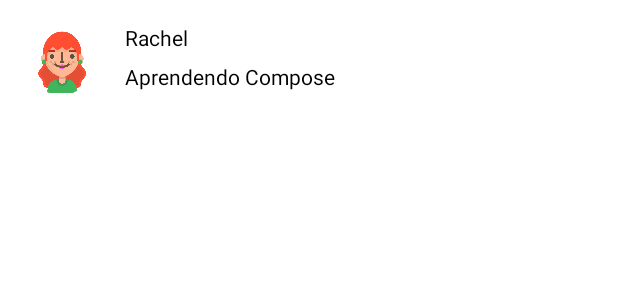
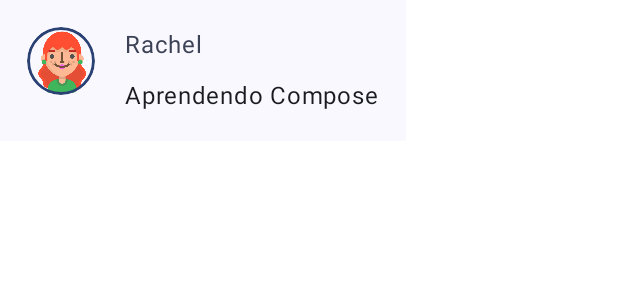
Before and after one commit to rachellimaa/basic-learning-compose, an Android app built with Jetpack Compose: the @Preview function PreviewMessageCard, on a phone screen of 412 x 824 dp. Shown: the top 300 px of the screen. Run offline under Robolectric (Android 15) with nearby library versions, the phone set to English and light mode, and no system bars.

Commit message:
added material design theme

```diff
--- a/app/src/main/java/com/rachellima/basiccompose/MainActivity.kt
+++ b/app/src/main/java/com/rachellima/basiccompose/MainActivity.kt
@@ -4,14 +4,18 @@ import android.os.Bundle
 import androidx.activity.ComponentActivity
 import androidx.activity.compose.setContent
 import androidx.compose.foundation.Image
+import androidx.compose.foundation.border
 import androidx.compose.foundation.layout.Column
 import androidx.compose.foundation.layout.Row
 import androidx.compose.foundation.layout.Spacer
+import androidx.compose.foundation.layout.fillMaxSize
 import androidx.compose.foundation.layout.height
 import androidx.compose.foundation.layout.padding
 import androidx.compose.foundation.layout.size
 import androidx.compose.foundation.layout.width
 import androidx.compose.foundation.shape.CircleShape
+import androidx.compose.material3.MaterialTheme
+import androidx.compose.material3.Surface
 import androidx.compose.material3.Text
 import androidx.compose.runtime.Composable
 import androidx.compose.ui.Modifier
@@ -19,17 +23,22 @@ import androidx.compose.ui.draw.clip
 import androidx.compose.ui.res.painterResource
 import androidx.compose.ui.tooling.preview.Preview
 import androidx.compose.ui.unit.dp
+import com.rachellima.basiccompose.ui.theme.BasicComposeTheme
 
 class MainActivity : ComponentActivity() {
     override fun onCreate(savedInstanceState: Bundle?) {
         super.onCreate(savedInstanceState)
         setContent {
+            BasicComposeTheme {
+                Surface(Modifier.fillMaxSize()) {
                     MessageCard(
                         msg = Message(
                             "Author",
                             "Aprendendo compose no Android"
                         )
                     )
+                }
+            }
         }
     }
 }
@@ -41,6 +50,8 @@ data class Message(
 
 @Composable
 fun MessageCard(msg: Message) {
+    BasicComposeTheme {
+        Surface {
             Row(modifier = Modifier.padding(all = 18.dp)) { // horizontal
                 Image( // added image
                     painter = painterResource(R.drawable.avatar),
@@ -48,12 +59,16 @@ fun MessageCard(msg: Message) {
                     modifier = Modifier
                         .size(45.dp)
                         .clip(CircleShape)
+                        .border(2.dp, MaterialTheme.colorScheme.primary, CircleShape)
                 )
                 Spacer(modifier = Modifier.width(20.dp))
                 Column { // vertical
-            Text(text = msg.author)
+                    Text(text = msg.author,
+                        color = MaterialTheme.colorScheme.secondary)
                     Spacer(modifier = Modifier.height(10.dp)) // space between items
                     Text(text = msg.body)
+                }
+            }
         }
     }
 }
```
Lines whose indentation alone changed are shown as unchanged.
